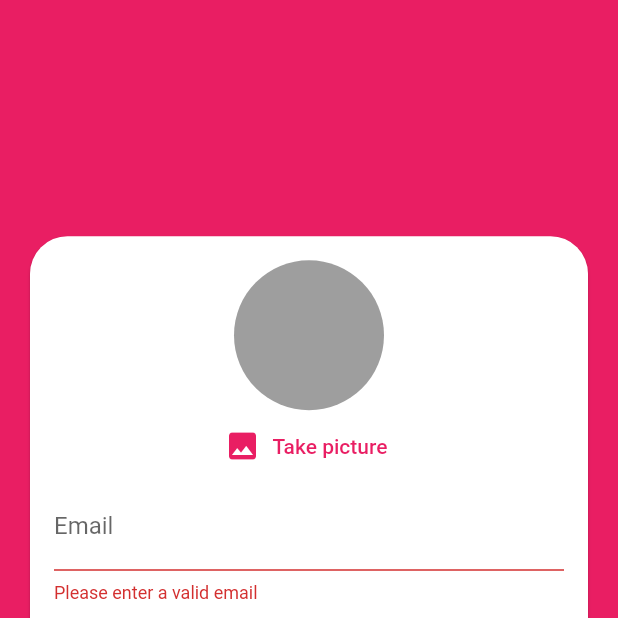
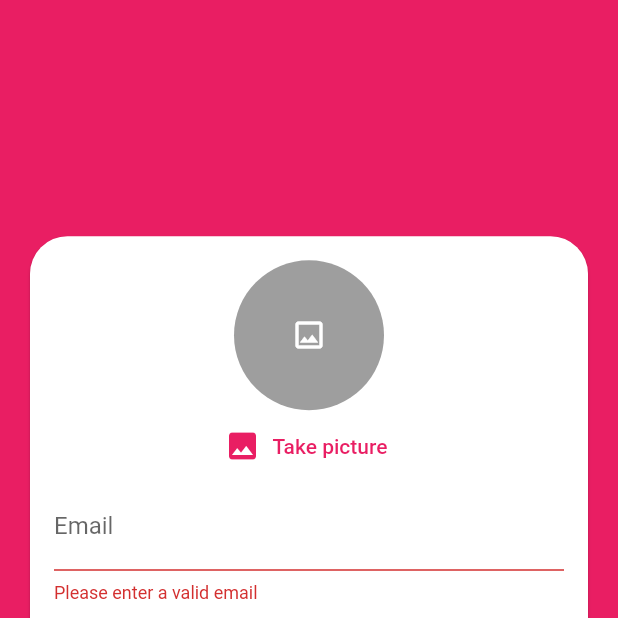
Before and after one commit to EmmanuelImpact/chat_app, a Flutter app: the screen it shows after launch, after a tap on "LogIn", after a tap on "Create a new account.", on a phone screen of 412 x 824 dp, the top half of it. Run offline on Flutter 3.47's test engine with Material 2 defaults, Android fonts, the phone set to English and light mode, and no system bars; our stand-ins replace cloud_firestore, firebase_auth, firebase_core, image_picker; accounts and stored records are empty.

Commit message:
chat commit

```diff
--- a/lib/widgets/image_picker_widget.dart
+++ b/lib/widgets/image_picker_widget.dart
@@ -47,6 +47,12 @@ class _ImagePickerWidgetState extends State<ImagePickerWidget> {
                   pickedImage!,
                 )
               : null,
+          child: pickedImage == null
+              ? const Icon(
+                  Icons.image_outlined,
+                  color: Colors.white,
+                )
+              : null,
         ),
         // ignore: deprecated_member_use
         FlatButton.icon(
```
